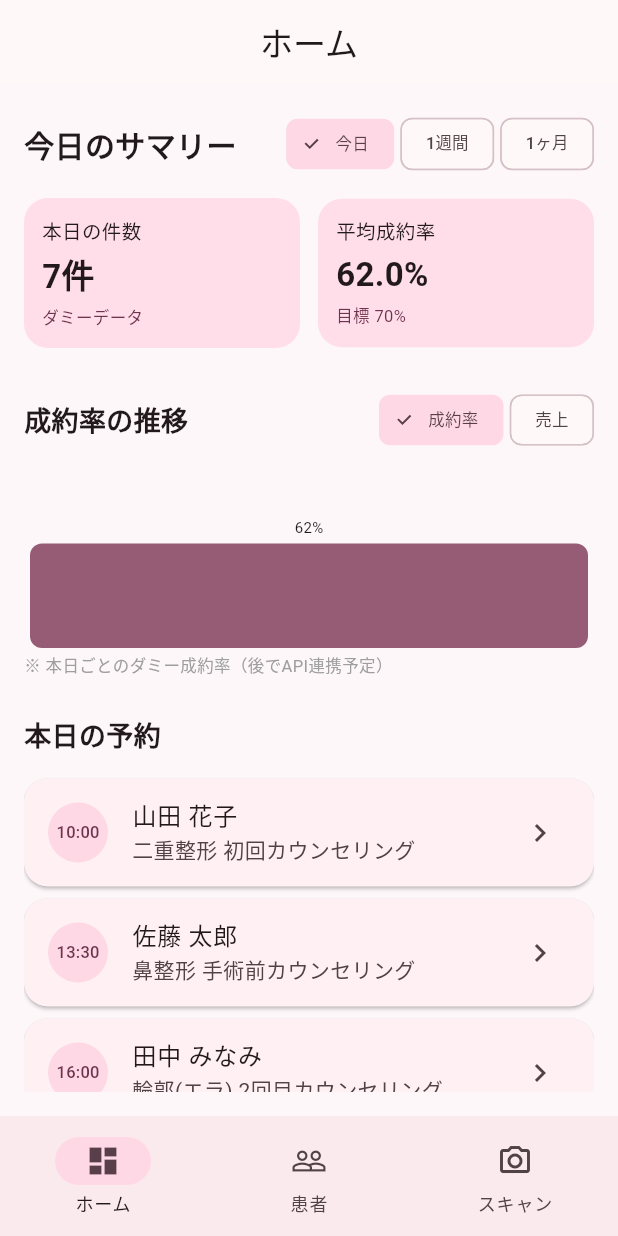
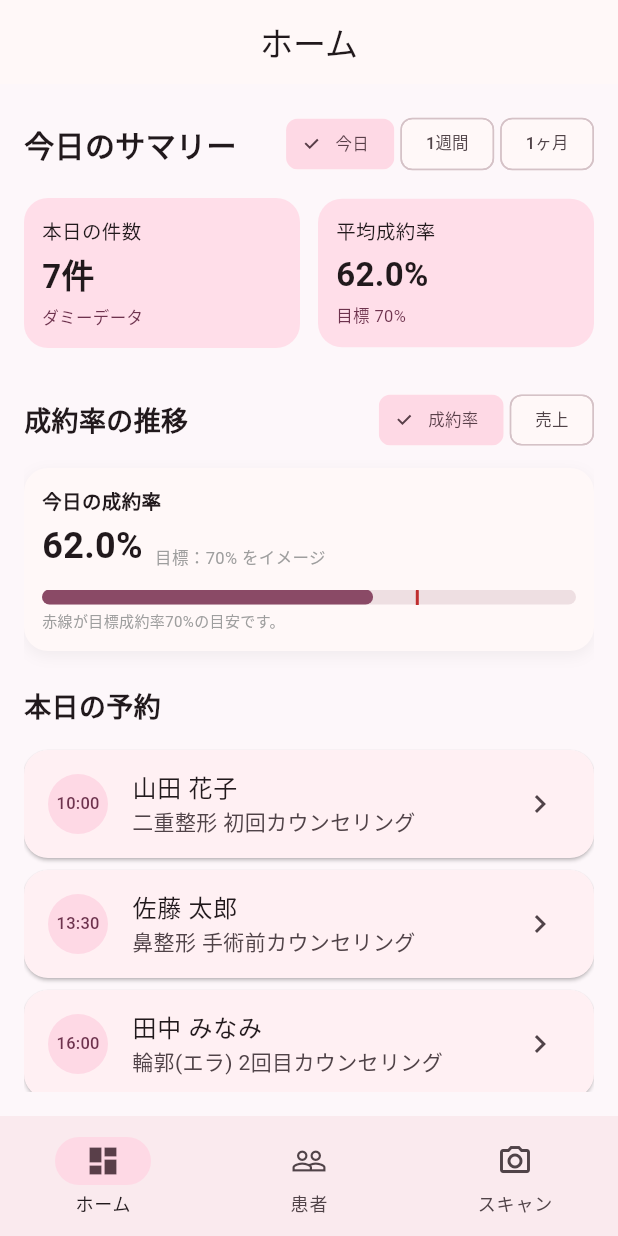
Before and after one commit to yokoyama1130/BeautyUI, a Flutter app: the screen it shows after launch, on a phone screen of 412 x 824 dp. Run offline on Flutter 3.47's test engine with Material 3 defaults, Android fonts, the phone set to English and light mode, and no system bars.

Commit message:
今日のグラフのみ表示を変更

```diff
--- a/lib/screens/home/home_page.dart
+++ b/lib/screens/home/home_page.dart
@@ -337,6 +337,15 @@ class _MetricChart extends StatelessWidget {
 
   @override
   Widget build(BuildContext context) {
+    // ★ 「今日」のときだけ専用カードUIに切り替え
+    if (range == DashboardRange.today) {
+      return _TodayMetricChart(
+        metric: metric,
+        conversion: conversionValues.isNotEmpty ? conversionValues.first : 0.0,
+        sales: salesValues.isNotEmpty ? salesValues.first : 0,
+      );
+    }
+
     final scheme = Theme.of(context).colorScheme;
 
     String xLabel;
@@ -360,18 +369,19 @@ class _MetricChart extends StatelessWidget {
 
     if (isConversion) {
       barValues = conversionValues.map((v) => v.clamp(0.0, 1.0)).toList();
-      displayValues = barValues
-          .map((v) => '${(v * 100).toStringAsFixed(0)}%')
-          .toList();
+      displayValues =
+          barValues.map((v) => '${(v * 100).toStringAsFixed(0)}%').toList();
     } else {
       // 売上は最大値に対する比率で高さを決める
-      final maxSale =
-          salesValues.reduce((a, b) => a > b ? a : b).toDouble().clamp(1, double.infinity);
-      barValues =
-          salesValues.map((v) => (v.toDouble() / maxSale).clamp(0.0, 1.0)).toList();
-      displayValues = salesValues
-          .map((v) => '${(v / 10000).toStringAsFixed(1)}万')
+      final maxSale = salesValues
+          .reduce((a, b) => a > b ? a : b)
+          .toDouble()
+          .clamp(1, double.infinity);
+      barValues = salesValues
+          .map((v) => (v.toDouble() / maxSale).clamp(0.0, 1.0))
           .toList();
+      displayValues =
+          salesValues.map((v) => '${(v / 10000).toStringAsFixed(1)}万').toList();
     }
 
     return Column(
@@ -424,6 +434,129 @@ class _MetricChart extends StatelessWidget {
   }
 }
 
+class _TodayMetricChart extends StatelessWidget {
+  final DashboardMetric metric;
+  final double conversion; // 0.0〜1.0
+  final int sales; // 円
+
+  const _TodayMetricChart({
+    required this.metric,
+    required this.conversion,
+    required this.sales,
+  });
+
+  @override
+  Widget build(BuildContext context) {
+    final scheme = Theme.of(context).colorScheme;
+    final isConversion = metric == DashboardMetric.conversion;
+
+    final double ratio = isConversion
+        ? conversion.clamp(0.0, 1.0)
+        : (sales.toDouble() / 500000).clamp(0.0, 1.0); // 売上は50万を目安に
+
+    final String title = isConversion ? '今日の成約率' : '今日の売上';
+    final String valueText = isConversion
+        ? '${(conversion * 100).toStringAsFixed(1)}%'
+        : '${(sales / 10000).toStringAsFixed(1)}万円';
+    final String subText = isConversion
+        ? '目標：70% をイメージ'
+        : '目標：50万円をイメージ（ダミー）';
+
+    return Container(
+      padding: const EdgeInsets.all(12),
+      decoration: BoxDecoration(
+        color: scheme.surface,
+        borderRadius: BorderRadius.circular(16),
+        boxShadow: [
+          BoxShadow(
+            color: Colors.black.withValues(alpha: 0.05),
+            blurRadius: 8,
+            offset: const Offset(0, 3),
+          ),
+        ],
+      ),
+      child: Column(
+        crossAxisAlignment: CrossAxisAlignment.start,
+        children: [
+          Text(
+            title,
+            style: const TextStyle(
+              fontSize: 13,
+              fontWeight: FontWeight.bold,
+            ),
+          ),
+          const SizedBox(height: 4),
+          Row(
+            crossAxisAlignment: CrossAxisAlignment.end,
+            children: [
+              Text(
+                valueText,
+                style: const TextStyle(
+                  fontSize: 24,
+                  fontWeight: FontWeight.bold,
+                ),
+              ),
+              const SizedBox(width: 8),
+              Text(
+                subText,
+                style: const TextStyle(fontSize: 11, color: Colors.grey),
+              ),
+            ],
+          ),
+          const SizedBox(height: 12),
+          // 横のプログレスバー
+          LayoutBuilder(
+            builder: (context, constraints) {
+              final barWidth = constraints.maxWidth;
+              return Stack(
+                children: [
+                  Container(
+                    width: barWidth,
+                    height: 10,
+                    decoration: BoxDecoration(
+                      color: scheme.surfaceContainerHighest,
+                      borderRadius: BorderRadius.circular(999),
+                    ),
+                  ),
+                  AnimatedContainer(
+                    duration: const Duration(milliseconds: 300),
+                    width: barWidth * ratio,
+                    height: 10,
+                    decoration: BoxDecoration(
+                      color: scheme.primary,
+                      borderRadius: BorderRadius.circular(999),
+                    ),
+                  ),
+                  if (isConversion)
+                    // 目標70%の位置に細いラインを表示（なんとなくの指標）
+                    Positioned(
+                      left: barWidth * 0.7,
+                      child: Container(
+                        width: 2,
+                        height: 14,
+                        decoration: BoxDecoration(
+                          color: scheme.error.withValues(alpha: 0.9),
+                          borderRadius: BorderRadius.circular(1),
+                        ),
+                      ),
+                    ),
+                ],
+              );
+            },
+          ),
+          const SizedBox(height: 4),
+          Text(
+            isConversion
+                ? '赤線が目標成約率70%の目安です。'
+                : '棒の長さは目安（50万円）に対する達成度です。',
+            style: const TextStyle(fontSize: 10, color: Colors.grey),
+          ),
+        ],
+      ),
+    );
+  }
+}
+
 class _AppointmentCard extends StatelessWidget {
   final String time;
   final String name;
```
